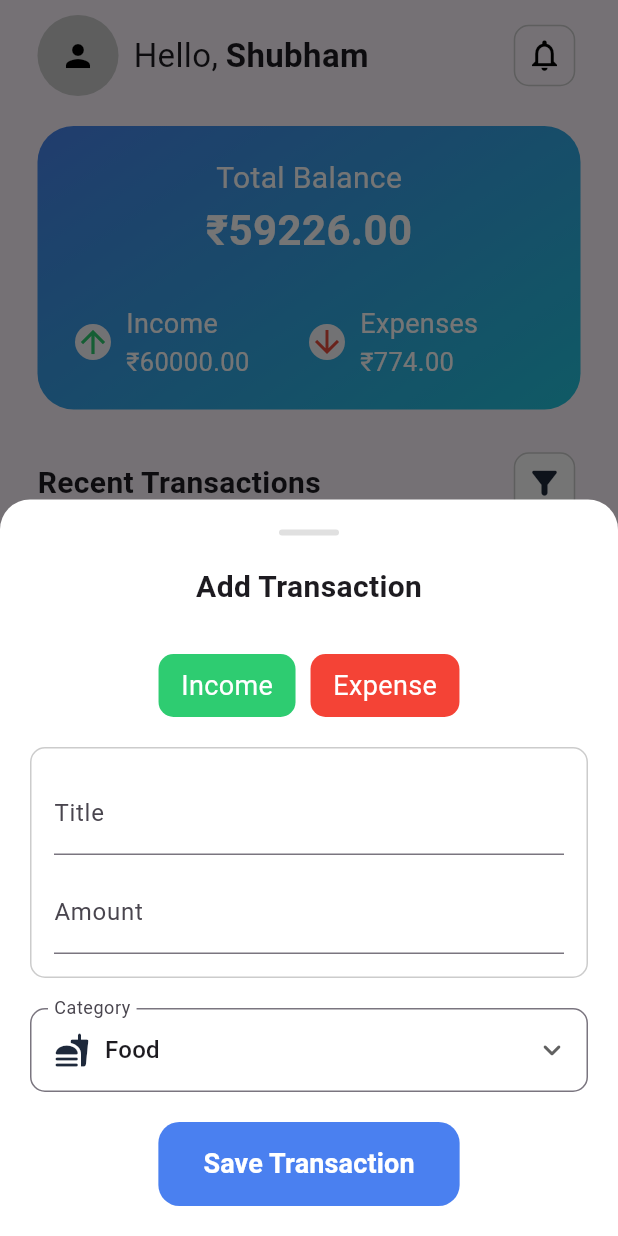
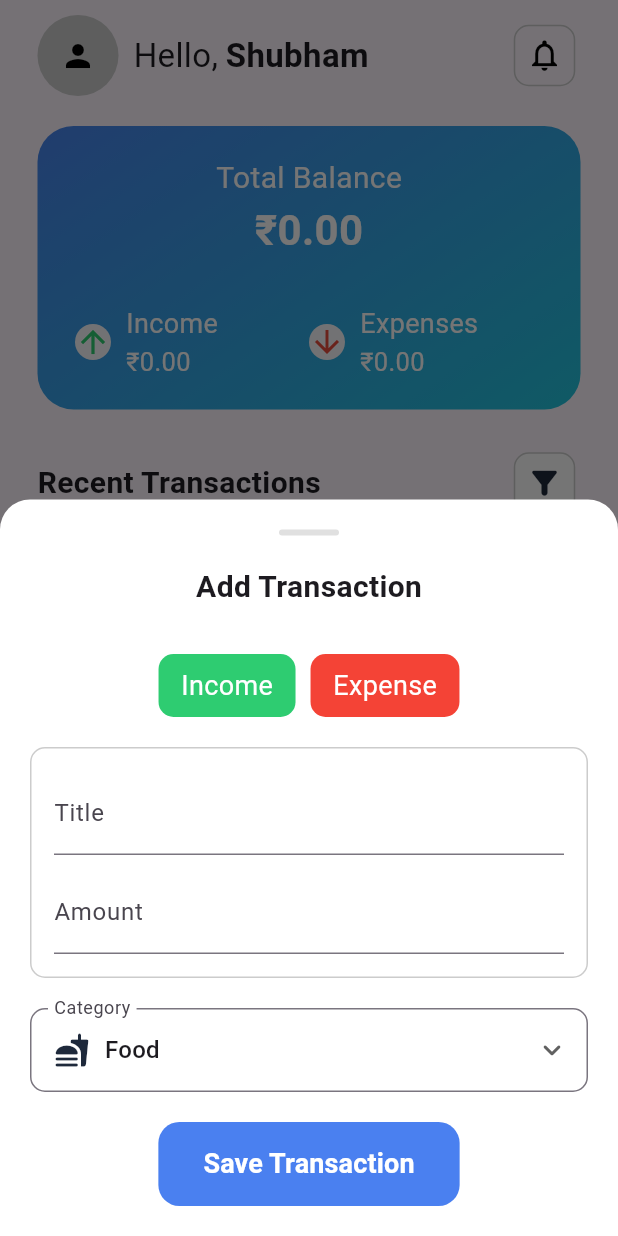
Before and after one commit to ShubhamSharma170/expenses_tracker, a Flutter app: the screen it shows after launch, after a tap on the "add" icon, on a phone screen of 412 x 824 dp. Run offline on Flutter 3.47's test engine with Material 3 defaults, Android fonts, the phone set to English and light mode, and no system bars.

Commit message:
feat: migrate home screen transaction logic to TransactionProvider

```diff
--- a/lib/main.dart
+++ b/lib/main.dart
@@ -1,8 +1,15 @@
+import 'package:exppence_tracker/provider/transaction_provider.dart';
 import 'package:exppence_tracker/screen/home.dart';
 import 'package:flutter/material.dart';
+import 'package:provider/provider.dart';
 
 void main() {
-  runApp(const MyApp());
+  runApp(
+    ChangeNotifierProvider(
+      create: (context) => TransactionProvider(),
+      child: const MyApp(),
+    ),
+  );
 }
 
 class MyApp extends StatelessWidget {
--- /dev/null
+++ b/lib/provider/transaction_provider.dart
@@ -0,0 +1,34 @@
+import 'package:exppence_tracker/models/transaction_model.dart';
+import 'package:flutter/material.dart';
+
+class TransactionProvider with ChangeNotifier {
+  final List<TransactionModel> _transactions = [];
+
+  List<TransactionModel> get transactions => _transactions;
+
+   // getter methods for getting total income
+  double get totalIncome {
+    return transactions
+        .where((items) => items.type == TransactionType.income)
+        .fold(0.0, (previousValue, item) => previousValue + item.amount);
+  }
+
+  // getter methods for getting total expenses
+  double get totalExpenses {
+    return transactions
+        .where((items) => items.type == TransactionType.expense)
+        .fold(0.0, (previousValue, item) => previousValue + item.amount);
+  }
+
+  // getter methods for getting total balance
+  double get totalBalance {
+    return totalIncome - totalExpenses;
+  }
+
+  // method to add a transaction
+  void addTransaction(TransactionModel tx) {
+    _transactions.insert(0, tx);
+    notifyListeners();
+  }
+
+}
--- a/lib/screen/home.dart
+++ b/lib/screen/home.dart
@@ -1,7 +1,9 @@
 import 'package:exppence_tracker/core/constant/app_colors.dart';
 import 'package:exppence_tracker/models/transaction_model.dart';
+import 'package:exppence_tracker/provider/transaction_provider.dart';
 import 'package:flutter/material.dart';
 import 'package:intl/intl.dart';
+import 'package:provider/provider.dart';
 
 class HomeScreen extends StatefulWidget {
   const HomeScreen({super.key});
@@ -79,6 +81,9 @@ class _HomeScreenState extends State<HomeScreen> {
   @override
   Widget build(BuildContext context) {
     var mq = MediaQuery.of(context).size.width;
+
+    final txProvider = context.watch<TransactionProvider>();
+    final transactions = txProvider.transactions;
     return Scaffold(
       body: SafeArea(
         child: Container(
@@ -159,7 +164,8 @@ class _HomeScreenState extends State<HomeScreen> {
                       alignment: Alignment.center,
                       width: double.infinity,
                       child: Text(
-                        "₹${totalBalance.toStringAsFixed(2)}",
+                        "₹${txProvider.totalBalance.toStringAsFixed(2)}",
+                        // "₹${totalBalance.toStringAsFixed(2)}",
                         maxLines: 1,
                         overflow: TextOverflow.ellipsis,
                         style: TextStyle(
@@ -201,7 +207,8 @@ class _HomeScreenState extends State<HomeScreen> {
                                     SizedBox(
                                       width: mq * 0.25,
                                       child: Text(
-                                        "₹${totalIncome.toStringAsFixed(2)}",
+                                        "₹${txProvider.totalIncome.toStringAsFixed(2)}",
+                                        // "₹${totalIncome.toStringAsFixed(2)}",
                                         maxLines: 1,
                                         overflow: TextOverflow.ellipsis,
                                         style: TextStyle(
@@ -245,7 +252,8 @@ class _HomeScreenState extends State<HomeScreen> {
                                     SizedBox(
                                       width: mq * 0.25,
                                       child: Text(
-                                        "₹${totalExpenses.toStringAsFixed(2)}",
+                                        "₹${txProvider.totalExpenses.toStringAsFixed(2)}",
+                                        // "₹${totalExpenses.toStringAsFixed(2)}",
                                         maxLines: 1,
                                         overflow: TextOverflow.ellipsis,
                                         style: TextStyle(
@@ -300,9 +308,9 @@ class _HomeScreenState extends State<HomeScreen> {
               // Transaction List View
               Expanded(
                 child: ListView.builder(
-                  itemCount: transaction.length,
+                  itemCount: transactions.length,
                   itemBuilder: (context, index) {
-                    final item = transaction[index];
+                    final item = transactions[index];
                     return Column(
                       children: [
                         Container(
@@ -487,13 +495,14 @@ class _HomeScreenState extends State<HomeScreen> {
       icon: _selectedIcon,
     );
 
-    setState(() {
-      transaction.insert(0, newTx);
-    });
+
+    context.read<TransactionProvider>().addTransaction(newTx);
+    // setState(() {
+    //   transaction.insert(0, newTx);
+    // });
     _titleController.clear();
     _amountController.clear();
     Navigator.of(context).pop();
-    setState(() {});
   }
 
   Widget _buildAddTransactionSheet() {
--- a/pubspec.yaml
+++ b/pubspec.yaml
@@ -35,6 +35,7 @@ dependencies:
   # Use with the CupertinoIcons class for iOS style icons.
   cupertino_icons: ^1.0.8
   intl: ^0.20.2
+  provider: ^6.1.5+1
 
 dev_dependencies:
   flutter_test:
```
Also changed, not shown: pubspec.lock.
